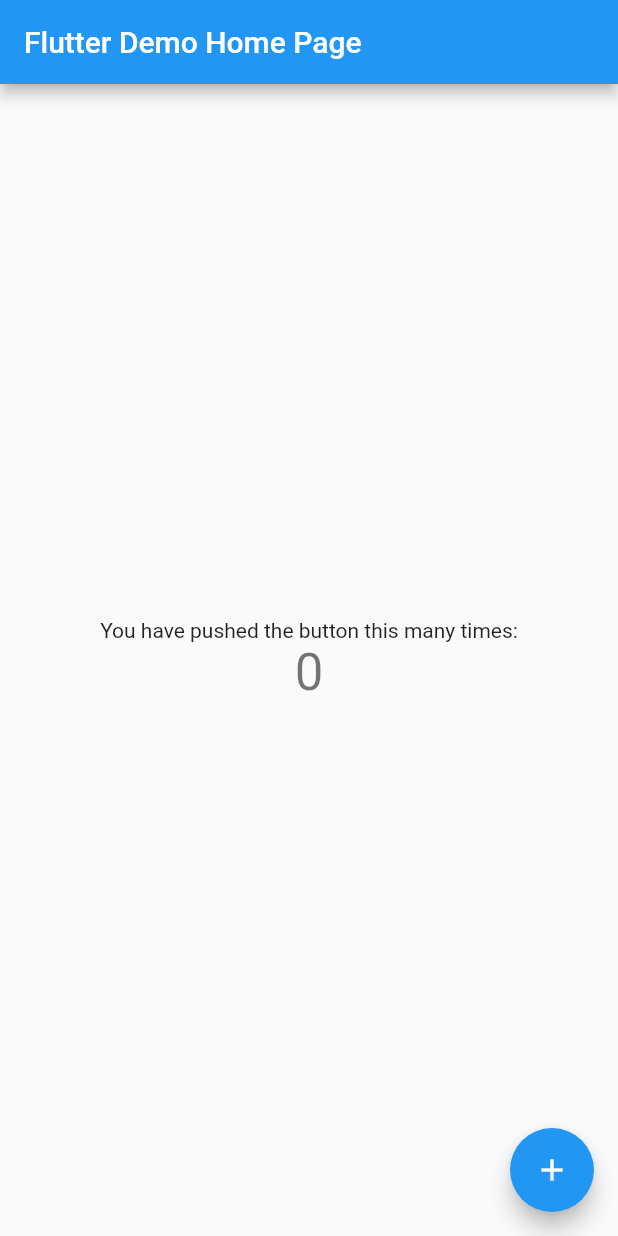
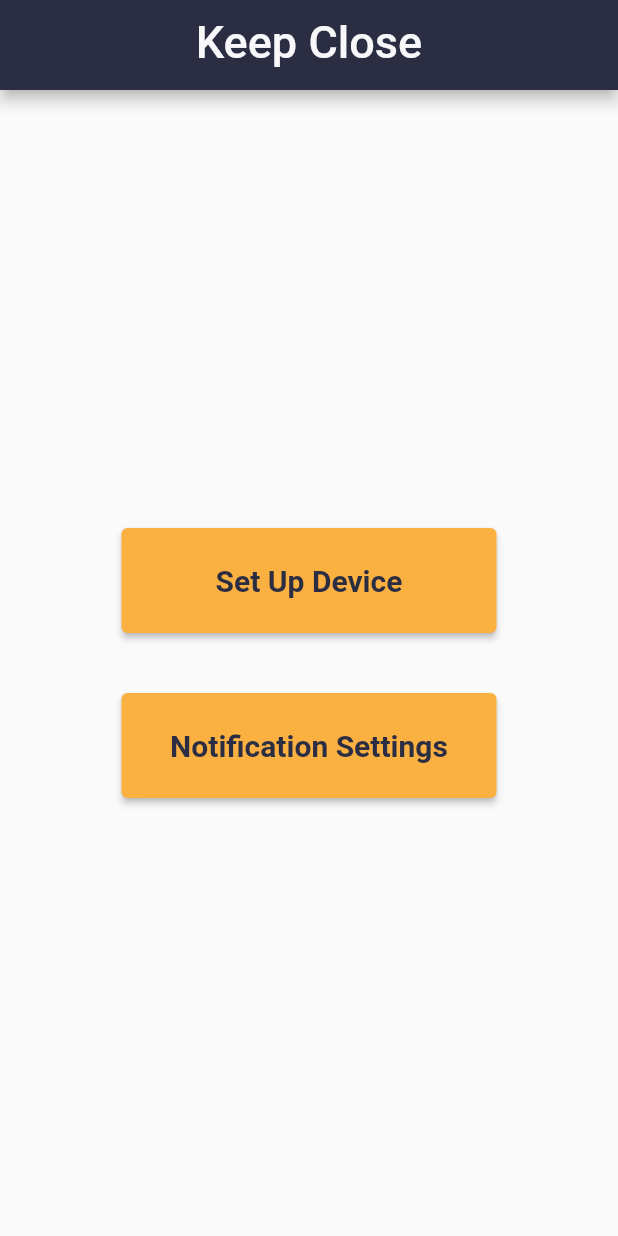
Before and after one commit to rhit-koenignm/KeepClose, a Flutter app: the screen it shows after launch, on a phone screen of 412 x 824 dp. Run offline on Flutter 3.47's test engine with Material 2 defaults, Android fonts, the phone set to English and light mode, and no system bars.

Commit message:
Front page complete, also added appbar component

```diff
--- /dev/null
+++ b/keep_close/lib/components/kc_appbar.dart
@@ -0,0 +1,44 @@
+import 'package:flutter/material.dart';
+
+class KCAppBar extends StatelessWidget with PreferredSizeWidget {
+  @override
+  final Size preferredSize;
+  final String title;
+  final Color backgroundColor;
+  final Color accentColor;
+  final double fontSize;
+
+  KCAppBar(
+      {Key? key, required this.title, required this.backgroundColor, required this.accentColor, required this.fontSize})
+      : preferredSize = Size.fromHeight(60.0),
+        super(key: key);
+
+  @override
+  Widget build(BuildContext context) {
+    return AppBar(
+      title: Flex(
+        mainAxisAlignment: MainAxisAlignment.center,
+        direction: Axis.horizontal,
+        children: [
+          Text(
+            title,
+            style: TextStyle(
+              color: accentColor,
+              fontSize: fontSize
+            ),
+          )
+        ],
+      ),
+      actionsIconTheme: IconThemeData(
+        color: accentColor,
+        size: 50
+      ),
+      automaticallyImplyLeading: true,
+      backgroundColor: backgroundColor,
+      iconTheme: IconThemeData(
+          color: accentColor,
+          size: 50
+      ),
+    );
+  }
+}
--- a/keep_close/lib/components/keep_close_color_theme.dart
+++ b/keep_close/lib/components/keep_close_color_theme.dart
@@ -1,16 +1,54 @@
 import 'dart:ui';
 import 'package:flutter/material.dart';
 
+/* Author: Natalie Koenig
+ * Last Updated: 4/26/2023
+ * Description: A class to hold the app's color scheme functions
+ */
+
 class KCColorTheme {
 
+  //************ Wrapper Color Palette Functions ************
+  // These functions will let you change which colors are treated as primary,
+  // secondary, and accent colors. So you can change the appearance without
+  // having to go back and change every individual function.
+
+  static Color getDarkColor() {
+    return getSpaceCadetBlue();
+  }
+
+  static Color getLightColor() {
+    return getSeasalt();
+  }
+
+  static Color getYellowAccent() {
+    return getHunyadiYellow();
+  }
+
+  static Color getBlueAccent() {
+    return getVistaBlue();
+  }
+
+  static Color getRedAccent() {
+    return getBittersweet();
+  }
+
   //************ Start of Color Palette Functions ************
-
+  // The functions below
   static Color getSeasalt() {
     return Color.fromRGBO(248, 247, 249, 1.0);
   }
 
   static Color getVistaBlue() {
     return Color.fromRGBO(142, 162, 255, 1.0);
+  }
+
+  static Color getSpaceCadetBlue() {
+    return Color.fromRGBO(43, 45, 66, 1.0);
+  }
+
+  static Color getRaisinBlack() {
+    return Color.fromRGBO(32, 34, 49, 1.0);
   }
 
   static Color getBittersweet() {
--- a/keep_close/lib/main.dart
+++ b/keep_close/lib/main.dart
@@ -1,4 +1,5 @@
 import 'package:flutter/material.dart';
+import 'package:keep_close/pages/keep_close_front_page.dart';
 
 void main() {
   runApp(const MyApp());
@@ -11,7 +12,7 @@
   @override
   Widget build(BuildContext context) {
     return MaterialApp(
-      title: 'Flutter Demo',
+      title: 'Keep Close',
       theme: ThemeData(
         // This is the theme of your application.
         //
@@ -24,92 +25,8 @@
         // is not restarted.
         primarySwatch: Colors.blue,
       ),
-      home: const MyHomePage(title: 'Flutter Demo Home Page'),
+      debugShowCheckedModeBanner: false,
+      home: const KeepCloseFrontPage(title: 'Keep Close'),
     );
   }
 }
-
-class MyHomePage extends StatefulWidget {
-  const MyHomePage({super.key, required this.title});
-
-  // This widget is the home page of your application. It is stateful, meaning
-  // that it has a State object (defined below) that contains fields that affect
-  // how it looks.
-
-  // This class is the configuration for the state. It holds the values (in this
-  // case the title) provided by the parent (in this case the App widget) and
-  // used by the build method of the State. Fields in a Widget subclass are
-  // always marked "final".
-
-  final String title;
-
-  @override
-  State<MyHomePage> createState() => _MyHomePageState();
-}
-
-class _MyHomePageState extends State<MyHomePage> {
-  int _counter = 0;
-
-  void _incrementCounter() {
-    setState(() {
-      // This call to setState tells the Flutter framework that something has
-      // changed in this State, which causes it to rerun the build method below
-      // so that the display can reflect the updated values. If we changed
-      // _counter without calling setState(), then the build method would not be
-      // called again, and so nothing would appear to happen.
-      _counter++;
-    });
-  }
-
-  @override
-  Widget build(BuildContext context) {
-    // This method is rerun every time setState is called, for instance as done
-    // by the _incrementCounter method above.
-    //
-    // The Flutter framework has been optimized to make rerunning build methods
-    // fast, so that you can just rebuild anything that needs updating rather
-    // than having to individually change instances of widgets.
-    return Scaffold(
-      appBar: AppBar(
-        // Here we take the value from the MyHomePage object that was created by
-        // the App.build method, and use it to set our appbar title.
-        title: Text(widget.title),
-      ),
-      body: Center(
-        // Center is a layout widget. It takes a single child and positions it
-        // in the middle of the parent.
-        child: Column(
-          // Column is also a layout widget. It takes a list of children and
-          // arranges them vertically. By default, it sizes itself to fit its
-          // children horizontally, and tries to be as tall as its parent.
-          //
-          // Invoke "debug painting" (press "p" in the console, choose the
-          // "Toggle Debug Paint" action from the Flutter Inspector in Android
-          // Studio, or the "Toggle Debug Paint" command in Visual Studio Code)
-          // to see the wireframe for each widget.
-          //
-          // Column has various properties to control how it sizes itself and
-          // how it positions its children. Here we use mainAxisAlignment to
-          // center the children vertically; the main axis here is the vertical
-          // axis because Columns are vertical (the cross axis would be
-          // horizontal).
-          mainAxisAlignment: MainAxisAlignment.center,
-          children: <Widget>[
-            const Text(
-              'You have pushed the button this many times:',
-            ),
-            Text(
-              '$_counter',
-              style: Theme.of(context).textTheme.headlineMedium,
-            ),
-          ],
-        ),
-      ),
-      floatingActionButton: FloatingActionButton(
-        onPressed: _incrementCounter,
-        tooltip: 'Increment',
-        child: const Icon(Icons.add),
-      ), // This trailing comma makes auto-formatting nicer for build methods.
-    );
-  }
-}
--- /dev/null
+++ b/keep_close/lib/pages/keep_close_front_page.dart
@@ -0,0 +1,96 @@
+import 'package:flutter/material.dart';
+import 'package:keep_close/components/kc_appbar.dart';
+import 'package:keep_close/components/keep_close_color_theme.dart';
+
+/* Author: Natalie Koenig
+ * Last Updated: 4/26/2023
+ * Description: A class to hold the appearance and functionality
+ * behind the app's front page
+ */
+
+class KeepCloseFrontPage extends StatefulWidget {
+  final String title;
+  const KeepCloseFrontPage({Key? key, required this.title}) : super(key: key);
+
+  @override
+  State<KeepCloseFrontPage> createState() => _KeepCloseFrontPageState();
+}
+
+class _KeepCloseFrontPageState extends State<KeepCloseFrontPage> {
+  double buttonWidth = 250;
+  double buttonHeight = 70;
+  double buttonSpacing = 40;
+
+  @override
+  Widget build(BuildContext context) {
+    return Scaffold(
+      // For our appbar, I've utilized my custom component KCAppBar
+      appBar: KCAppBar(
+          title: widget.title,
+          backgroundColor: KCColorTheme.getDarkColor(),
+          accentColor: KCColorTheme.getLightColor(),
+          fontSize: 30
+      ),
+      body: Center(
+        // Center is a layout widget. It takes a single child and positions it
+        // in the middle of the parent.
+        child: Column(
+          // Column is also a layout widget. It takes a list of children and
+          // arranges them vertically. By default, it sizes itself to fit its
+          // children horizontally, and tries to be as tall as its parent.
+          //
+          // Invoke "debug painting" (press "p" in the console, choose the
+          // "Toggle Debug Paint" action from the Flutter Inspector in Android
+          // Studio, or the "Toggle Debug Paint" command in Visual Studio Code)
+          // to see the wireframe for each widget.
+          //
+          // Column has various properties to control how it sizes itself and
+          // how it positions its children. Here we use mainAxisAlignment to
+          // center the children vertically; the main axis here is the vertical
+          // axis because Columns are vertical (the cross axis would be
+          // horizontal).
+          mainAxisAlignment: MainAxisAlignment.center,
+          children: <Widget>[
+            ElevatedButton(
+              onPressed: () {
+                print("Pressed Setup device button");
+              },
+              style: ButtonStyle(
+                backgroundColor: MaterialStatePropertyAll<Color>(KCColorTheme.getYellowAccent()),
+                minimumSize: MaterialStateProperty.all(Size(buttonWidth, buttonHeight))
+              ),
+              child: Text(
+                "Set Up Device",
+                style: TextStyle(
+                  color: KCColorTheme.getDarkColor(),
+                  fontSize: 20,
+                  fontWeight: FontWeight.bold,
+                ),
+              ),
+            ),
+            SizedBox(
+              height: buttonSpacing,
+            ),
+            ElevatedButton(
+              onPressed: () {
+                print("Pressed Notification Settings button");
+              },
+              style: ButtonStyle(
+                  backgroundColor: MaterialStatePropertyAll<Color>(KCColorTheme.getYellowAccent()),
+                  minimumSize: MaterialStateProperty.all(Size(buttonWidth, buttonHeight))
+              ),
+              child: Text(
+                "Notification Settings",
+                style: TextStyle(
+                  color: KCColorTheme.getDarkColor(),
+                  fontSize: 20,
+                  fontWeight: FontWeight.bold,
+                ),
+              ),
+            )
+          ],
+        ),
+      ),
+    );
+  }
+}
```
Also changed, not shown: keep_close/lib/pages/keep_close_setup_page.dart (added).
